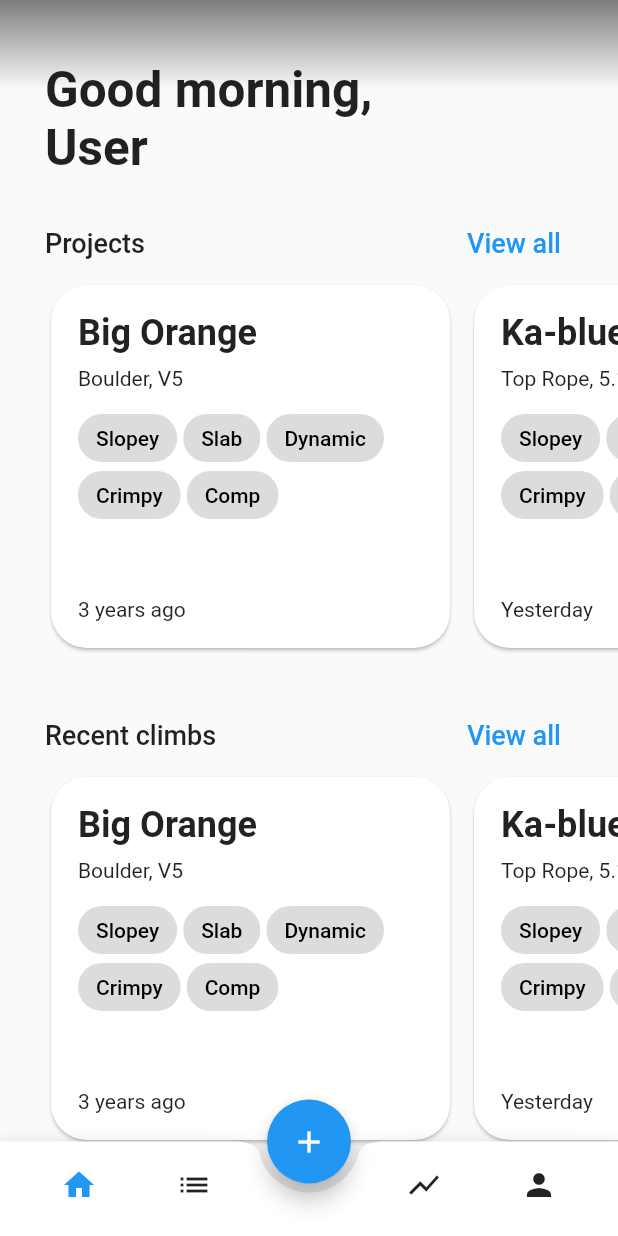
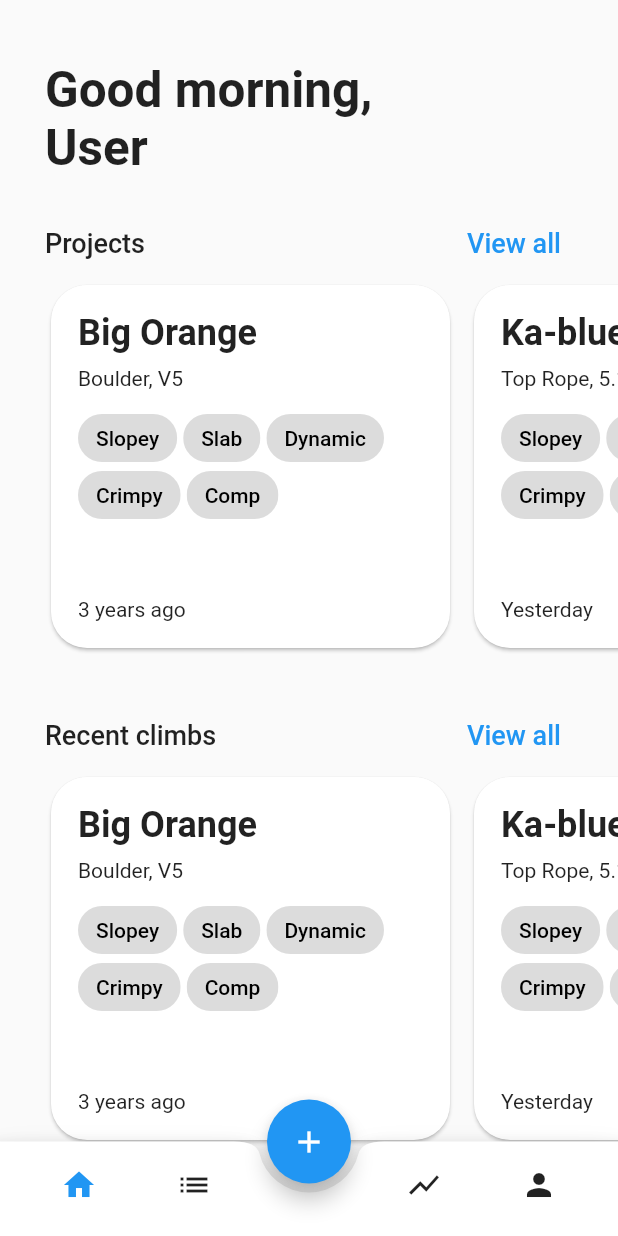
Before and after one commit to Redpoint-app/Redpoint, a Flutter app: the screen it shows after launch, on a phone screen of 412 x 824 dp. Run offline on Flutter 3.47's test engine with Material 2 defaults, Android fonts, the phone set to English and light mode, and no system bars.

Commit message:
updated appbar for ios

```diff
--- a/lib/widgets/layout/page_scaffold.dart
+++ b/lib/widgets/layout/page_scaffold.dart
@@ -2,6 +2,7 @@
 
 import 'package:flutter/material.dart';
 import 'package:redpoint/widgets/nav/add_button.dart';
+import 'package:flutter/services.dart';
 
 import '../nav/bottom_navbar.dart';
 
@@ -19,27 +20,15 @@ class _PageScaffoldState extends State<PageScaffold> {
   Widget build(BuildContext context) {
     return Scaffold(
         extendBody: true,
-        body: Stack(
-          children: [
-            Container(
-              height: 60,
-              width: MediaQuery.of(context).size.width,
-              decoration: const BoxDecoration(
-                gradient: LinearGradient(
-                  begin: Alignment.topCenter,
-                  end: Alignment.bottomCenter,
-                  colors: [
-                    Color.fromRGBO(0, 0, 0, .5),
-                    Color.fromRGBO(0, 0, 0, 0)
-                  ],
-                ),
-              ),
-            ),
-            SafeArea(
-              bottom: false,
-              child: SingleChildScrollView(child: widget.body),
-            ),
-          ],
+        body: AnnotatedRegion<SystemUiOverlayStyle>(
+          value: SystemUiOverlayStyle(
+            statusBarBrightness: Theme.of(context).brightness,
+            statusBarColor: const Color.fromRGBO(0, 0, 0, 0.2),
+          ),
+          child: SafeArea(
+            bottom: false,
+            child: SingleChildScrollView(child: widget.body),
+          ),
         ),
         floatingActionButtonLocation: FloatingActionButtonLocation.centerDocked,
         floatingActionButton: const AddButton(),
```
